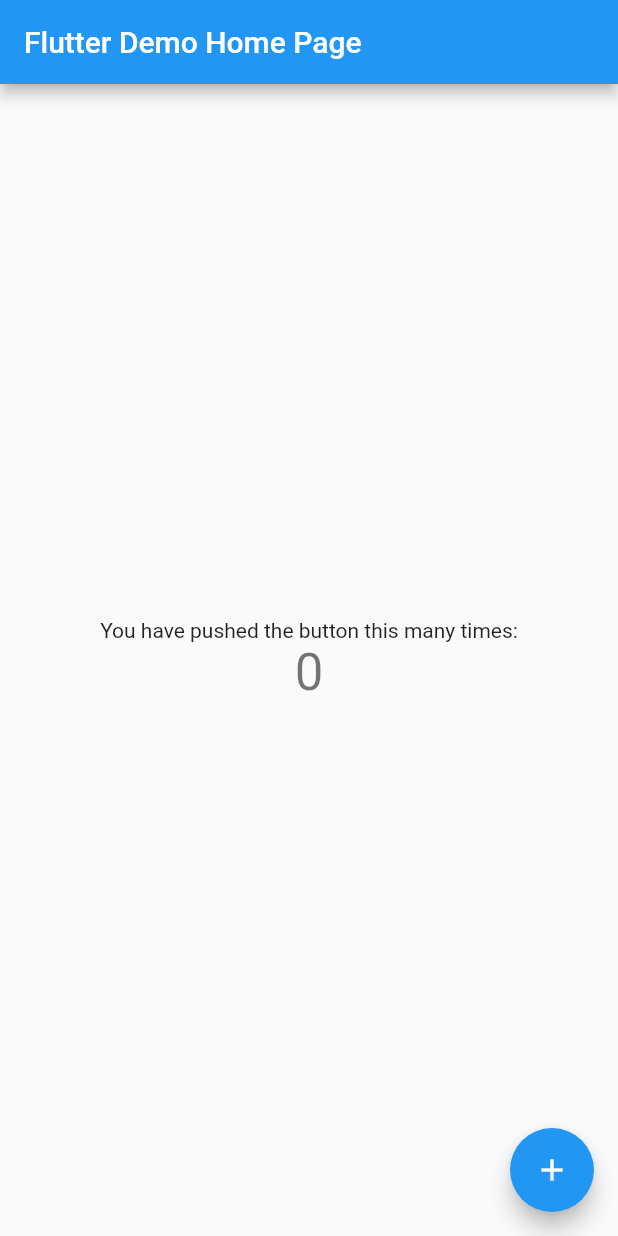
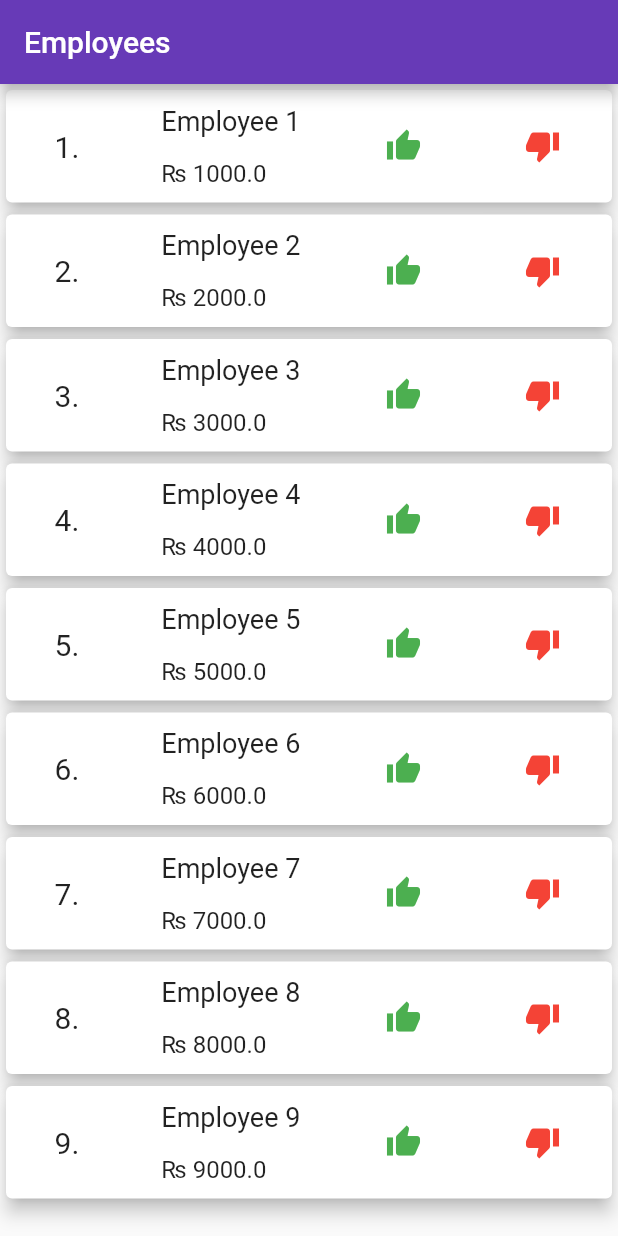
Before and after one commit to AmjadKhan2k18/flutter_bloc, a Flutter app: the screen it shows after launch, on a phone screen of 412 x 824 dp. Run offline on Flutter 3.47's test engine with Material 2 defaults, Android fonts, the phone set to English and light mode, and no system bars.

Commit message:
final commit

```diff
--- /dev/null
+++ b/lib/employee.dart
@@ -0,0 +1,23 @@
+class Employee {
+  int _id;
+  String _name;
+  double _salary;
+
+  Employee(this._id, this._name, this._salary);
+
+  int get id => _id;
+  String get name => _name;
+  double get salary => _salary;
+
+  set id(int value) {
+    this._id = value;
+  }
+
+  set name(String value) {
+    this._name = value;
+  }
+
+  set salary(double value) {
+    this._salary = value;
+  }
+}
--- /dev/null
+++ b/lib/employee_bloc.dart
@@ -0,0 +1,59 @@
+import 'employee.dart';
+import 'dart:async';
+
+class EmployeeBloc {
+  List<Employee> _employeeList = [
+    Employee(1, 'Employee 1', 1000.0),
+    Employee(2, 'Employee 2', 2000.0),
+    Employee(3, 'Employee 3', 3000.0),
+    Employee(4, 'Employee 4', 4000.0),
+    Employee(5, 'Employee 5', 5000.0),
+    Employee(6, 'Employee 6', 6000.0),
+    Employee(7, 'Employee 7', 7000.0),
+    Employee(8, 'Employee 8', 8000.0),
+    Employee(9, 'Employee 9', 9000.0),
+  ];
+
+  final _employeeListStreamController = StreamController<List<Employee>>();
+
+  final _employeeSalaryIncrementStreamController = StreamController<Employee>();
+  final _employeeSalaryDecrementStreamController = StreamController<Employee>();
+
+  Stream<List<Employee>> get employeeListStream =>
+      _employeeListStreamController.stream;
+
+  StreamSink<List<Employee>> get employeeListSink =>
+      _employeeListStreamController.sink;
+
+  StreamSink<Employee> get employeeSalaryIncrement =>
+      _employeeSalaryIncrementStreamController.sink;
+  StreamSink<Employee> get employeeSalaryDecrement =>
+      _employeeSalaryDecrementStreamController.sink;
+
+  EmployeeBloc() {
+    _employeeListStreamController.add(_employeeList);
+
+    _employeeSalaryIncrementStreamController.stream.listen(_incrementSalary);
+    _employeeSalaryDecrementStreamController.stream.listen(_decrementSalary);
+  }
+
+  _incrementSalary(Employee employee) {
+    double salary = employee.salary;
+    double incrementedSalary = salary * 20 / 100;
+    _employeeList[employee.id - 1].salary = salary + incrementedSalary;
+    employeeListSink.add(_employeeList);
+  }
+
+  _decrementSalary(Employee employee) {
+    double salary = employee.salary;
+    double decrementedSalary = salary * 20 / 100;
+    _employeeList[employee.id - 1].salary = salary - decrementedSalary;
+    employeeListSink.add(_employeeList);
+  }
+
+  void dispose() {
+    _employeeListStreamController.close();
+    _employeeSalaryIncrementStreamController.close();
+    _employeeSalaryDecrementStreamController.close();
+  }
+}
--- /dev/null
+++ b/lib/home.dart
@@ -0,0 +1,100 @@
+import 'package:flutter/material.dart';
+import 'employee.dart';
+import 'employee_bloc.dart';
+
+class Home extends StatefulWidget {
+  @override
+  _HomeState createState() => _HomeState();
+}
+
+class _HomeState extends State<Home> {
+  final _employeeBloc = EmployeeBloc();
+
+  @override
+  void dispose() {
+    _employeeBloc.dispose();
+    super.dispose();
+  }
+
+  @override
+  Widget build(BuildContext context) {
+    return Scaffold(
+      appBar: AppBar(
+        title: Text('Employees'),
+        backgroundColor: Colors.deepPurple,
+      ),
+      body: StreamBuilder<List<Employee>>(
+        stream: _employeeBloc.employeeListStream,
+        builder:
+            (BuildContext context, AsyncSnapshot<List<Employee>> snapshot) {
+          return ListView.builder(
+              itemCount: snapshot.data.length,
+              itemBuilder: (context, index) {
+                return Card(
+                  elevation: 5.0,
+                  child: Row(
+                    mainAxisAlignment: MainAxisAlignment.spaceAround,
+                    children: <Widget>[
+                      Container(
+                        padding: EdgeInsets.all(10.0),
+                        child: Text(
+                          '${snapshot.data[index].id}.',
+                          style: TextStyle(
+                            fontSize: 20,
+                          ),
+                        ),
+                      ),
+                      Column(
+                        crossAxisAlignment: CrossAxisAlignment.start,
+                        children: <Widget>[
+                          Container(
+                            padding: EdgeInsets.only(bottom: 5, top: 10),
+                            child: Text(
+                              '${snapshot.data[index].name}',
+                              style: TextStyle(
+                                fontSize: 18,
+                              ),
+                            ),
+                          ),
+                          Container(
+                            padding: EdgeInsets.only(top: 10, bottom: 10),
+                            child: Text(
+                              '₨ ${snapshot.data[index].salary}',
+                              style: TextStyle(
+                                fontSize: 16,
+                              ),
+                            ),
+                          ),
+                        ],
+                      ),
+                      Container(
+                        padding: EdgeInsets.only(top: 10, bottom: 10),
+                        child: IconButton(
+                          icon: Icon(Icons.thumb_up),
+                          color: Colors.green,
+                          onPressed: () {
+                            _employeeBloc.employeeSalaryIncrement
+                                .add(snapshot.data[index]);
+                          },
+                        ),
+                      ),
+                      Container(
+                        padding: EdgeInsets.only(top: 10, bottom: 10),
+                        child: IconButton(
+                          icon: Icon(Icons.thumb_down),
+                          color: Colors.red,
+                          onPressed: () {
+                            _employeeBloc.employeeSalaryDecrement
+                                .add(snapshot.data[index]);
+                          },
+                        ),
+                      ),
+                    ],
+                  ),
+                );
+              });
+        },
+      ),
+    );
+  }
+}
--- a/lib/main.dart
+++ b/lib/main.dart
@@ -1,111 +1,15 @@
 import 'package:flutter/material.dart';
+import 'home.dart';
 
 void main() => runApp(MyApp());
 
 class MyApp extends StatelessWidget {
-  // This widget is the root of your application.
   @override
   Widget build(BuildContext context) {
     return MaterialApp(
-      title: 'Flutter Demo',
-      theme: ThemeData(
-        // This is the theme of your application.
-        //
-        // Try running your application with "flutter run". You'll see the
-        // application has a blue toolbar. Then, without quitting the app, try
-        // changing the primarySwatch below to Colors.green and then invoke
-        // "hot reload" (press "r" in the console where you ran "flutter run",
-        // or simply save your changes to "hot reload" in a Flutter IDE).
-        // Notice that the counter didn't reset back to zero; the application
-        // is not restarted.
-        primarySwatch: Colors.blue,
-      ),
-      home: MyHomePage(title: 'Flutter Demo Home Page'),
+      title: 'Employee',
+      debugShowCheckedModeBanner: false,
+      home: Home(),
     );
   }
 }
-
-class MyHomePage extends StatefulWidget {
-  MyHomePage({Key key, this.title}) : super(key: key);
-
-  // This widget is the home page of your application. It is stateful, meaning
-  // that it has a State object (defined below) that contains fields that affect
-  // how it looks.
-
-  // This class is the configuration for the state. It holds the values (in this
-  // case the title) provided by the parent (in this case the App widget) and
-  // used by the build method of the State. Fields in a Widget subclass are
-  // always marked "final".
-
-  final String title;
-
-  @override
-  _MyHomePageState createState() => _MyHomePageState();
-}
-
-class _MyHomePageState extends State<MyHomePage> {
-  int _counter = 0;
-
-  void _incrementCounter() {
-    setState(() {
-      // This call to setState tells the Flutter framework that something has
-      // changed in this State, which causes it to rerun the build method below
-      // so that the display can reflect the updated values. If we changed
-      // _counter without calling setState(), then the build method would not be
-      // called again, and so nothing would appear to happen.
-      _counter++;
-    });
-  }
-
-  @override
-  Widget build(BuildContext context) {
-    // This method is rerun every time setState is called, for instance as done
-    // by the _incrementCounter method above.
-    //
-    // The Flutter framework has been optimized to make rerunning build methods
-    // fast, so that you can just rebuild anything that needs updating rather
-    // than having to individually change instances of widgets.
-    return Scaffold(
-      appBar: AppBar(
-        // Here we take the value from the MyHomePage object that was created by
-        // the App.build method, and use it to set our appbar title.
-        title: Text(widget.title),
-      ),
-      body: Center(
-        // Center is a layout widget. It takes a single child and positions it
-        // in the middle of the parent.
-        child: Column(
-          // Column is also a layout widget. It takes a list of children and
-          // arranges them vertically. By default, it sizes itself to fit its
-          // children horizontally, and tries to be as tall as its parent.
-          //
-          // Invoke "debug painting" (press "p" in the console, choose the
-          // "Toggle Debug Paint" action from the Flutter Inspector in Android
-          // Studio, or the "Toggle Debug Paint" command in Visual Studio Code)
-          // to see the wireframe for each widget.
-          //
-          // Column has various properties to control how it sizes itself and
-          // how it positions its children. Here we use mainAxisAlignment to
-          // center the children vertically; the main axis here is the vertical
-          // axis because Columns are vertical (the cross axis would be
-          // horizontal).
-          mainAxisAlignment: MainAxisAlignment.center,
-          children: <Widget>[
-            Text(
-              'You have pushed the button this many times:',
-            ),
-            Text(
-              '$_counter',
-              style: Theme.of(context).textTheme.display1,
-            ),
-          ],
-        ),
-      ),
-      floatingActionButton: FloatingActionButton(
-        onPressed: _incrementCounter,
-        tooltip: 'Increment',
-        child: Icon(Icons.add),
-      ), // This trailing comma makes auto-formatting nicer for build methods.
-    );
-  }
-}
```
